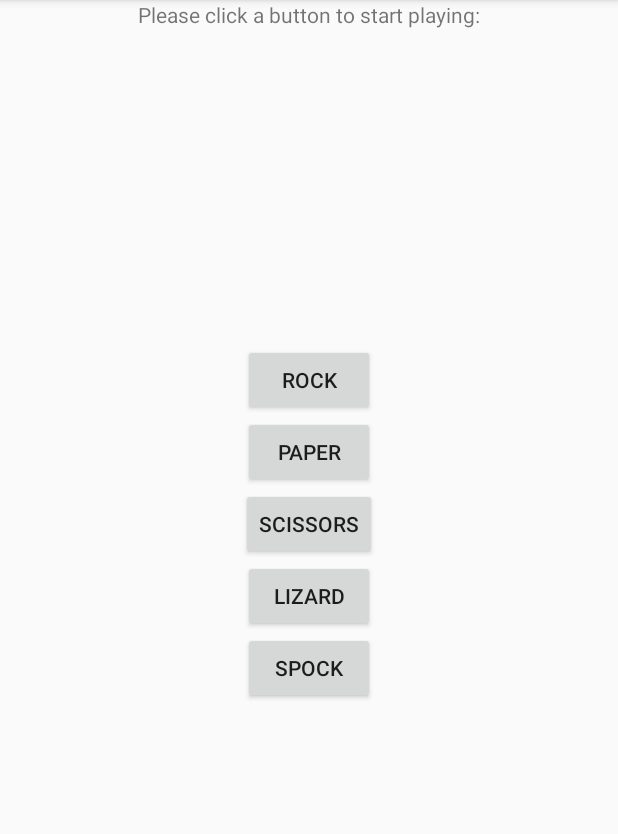
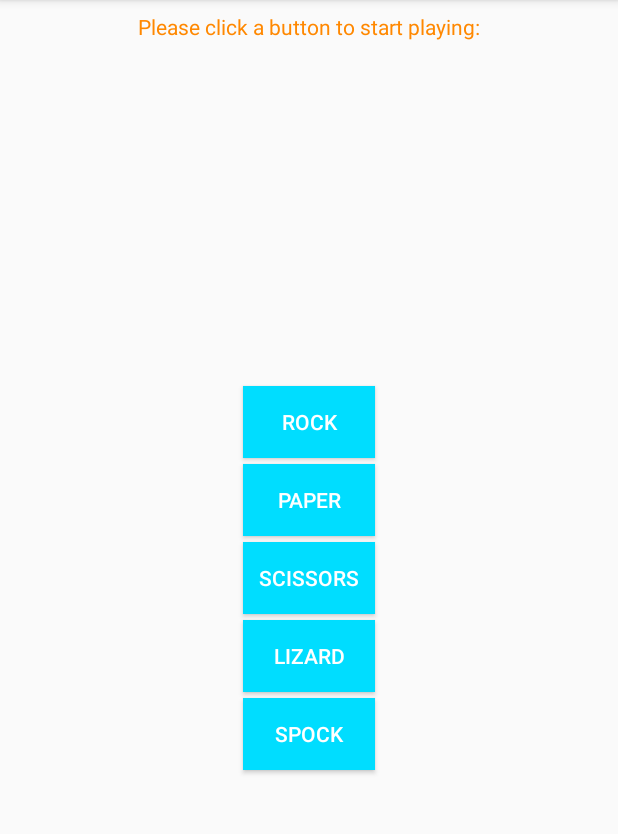
Before and after one commit to juanmataruiz/Rock-Paper-Scissors_Lizard_Spock, an Android app: the screen it shows after launch (MainActivity), on a phone screen of 412 x 824 dp, the part 84-918 px from its top. Run offline under Robolectric (Android 15) with nearby library versions, the phone set to English and light mode, and no system bars.

Commit message:
added changes to the layout

```diff
--- a/RockPaperScissors/app/src/main/res/layout/activity_main.xml
+++ b/RockPaperScissors/app/src/main/res/layout/activity_main.xml
@@ -1,5 +1,6 @@
 <?xml version="1.0" encoding="utf-8"?>
 <LinearLayout xmlns:android="http://schemas.android.com/apk/res/android"
+    xmlns:app="http://schemas.android.com/apk/res-auto"
     xmlns:tools="http://schemas.android.com/tools"
     android:layout_width="match_parent"
     android:layout_height="match_parent"
@@ -12,6 +13,8 @@
         android:layout_width="wrap_content"
         android:layout_height="wrap_content"
         android:text="Please click a button to start playing:"
+        android:textColor="@android:color/holo_orange_dark"
+        android:layout_marginTop="8dp"
         android:typeface="sans" />
 
     <TextView
@@ -25,7 +28,9 @@
         android:layout_marginTop="60dp"
         android:textSize="14sp"
         android:textStyle="bold|italic"
-        />
+        android:textColor="@android:color/background_dark"
+        android:layout_marginBottom="20dp"
+        app:fontFamily="@font/allerta_stencil" />
 
 
 
@@ -34,6 +39,9 @@
         android:layout_width="wrap_content"
         android:layout_height="wrap_content"
         android:text="Rock"
+        android:background="@android:color/holo_blue_bright"
+        android:textColor="@android:color/background_light"
+        android:layout_marginBottom="4dp"
         />
 
     <Button
@@ -41,6 +49,9 @@
         android:layout_width="wrap_content"
         android:layout_height="wrap_content"
         android:text="Paper"
+        android:background="@android:color/holo_blue_bright"
+        android:textColor="@android:color/background_light"
+        android:layout_marginBottom="4dp"
          />
 
     <Button
@@ -48,6 +59,9 @@
         android:layout_width="wrap_content"
         android:layout_height="wrap_content"
         android:text="Scissors"
+        android:background="@android:color/holo_blue_bright"
+        android:textColor="@android:color/background_light"
+        android:layout_marginBottom="4dp"
          />
 
 
@@ -55,8 +69,10 @@
         android:id="@+id/lizard_bttn"
         android:layout_width="wrap_content"
         android:layout_height="wrap_content"
-
         android:text="Lizard"
+        android:background="@android:color/holo_blue_bright"
+        android:textColor="@android:color/background_light"
+        android:layout_marginBottom="4dp"
        />
 
     <Button
@@ -64,5 +80,7 @@
         android:layout_width="wrap_content"
         android:layout_height="wrap_content"
         android:text="Spock"
+        android:background="@android:color/holo_blue_bright"
+        android:textColor="@android:color/background_light"
          />
 </LinearLayout>
```
Also changed, not shown: RockPaperScissors/app/src/main/res/font/allerta_stencil.ttf (added).
